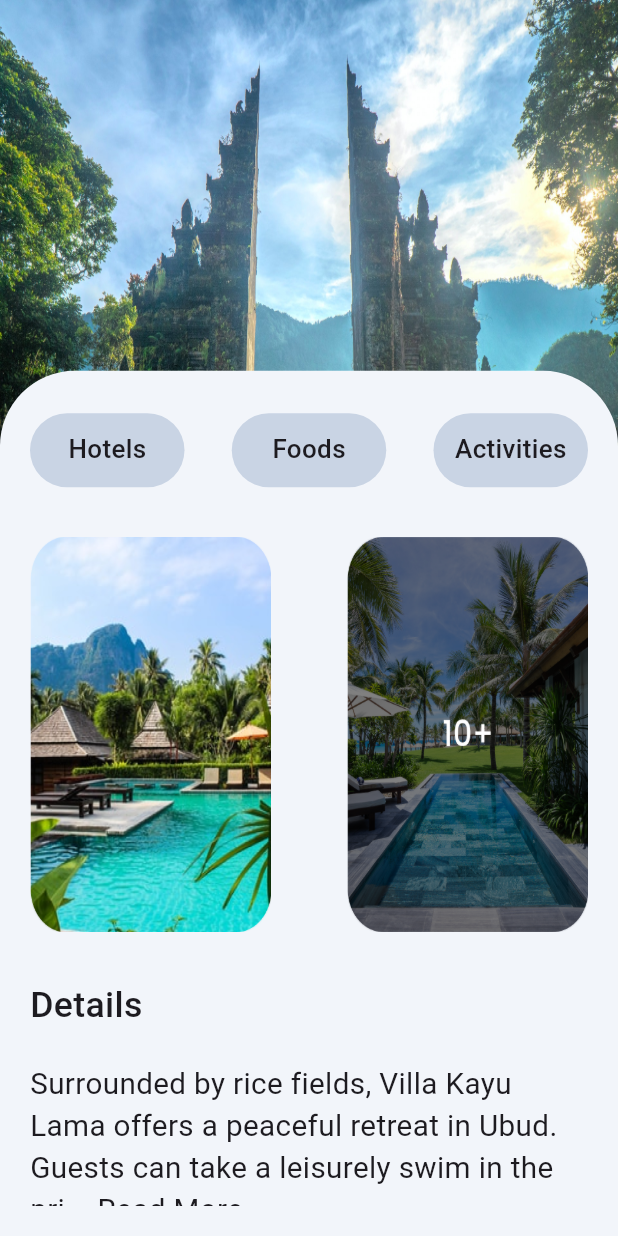
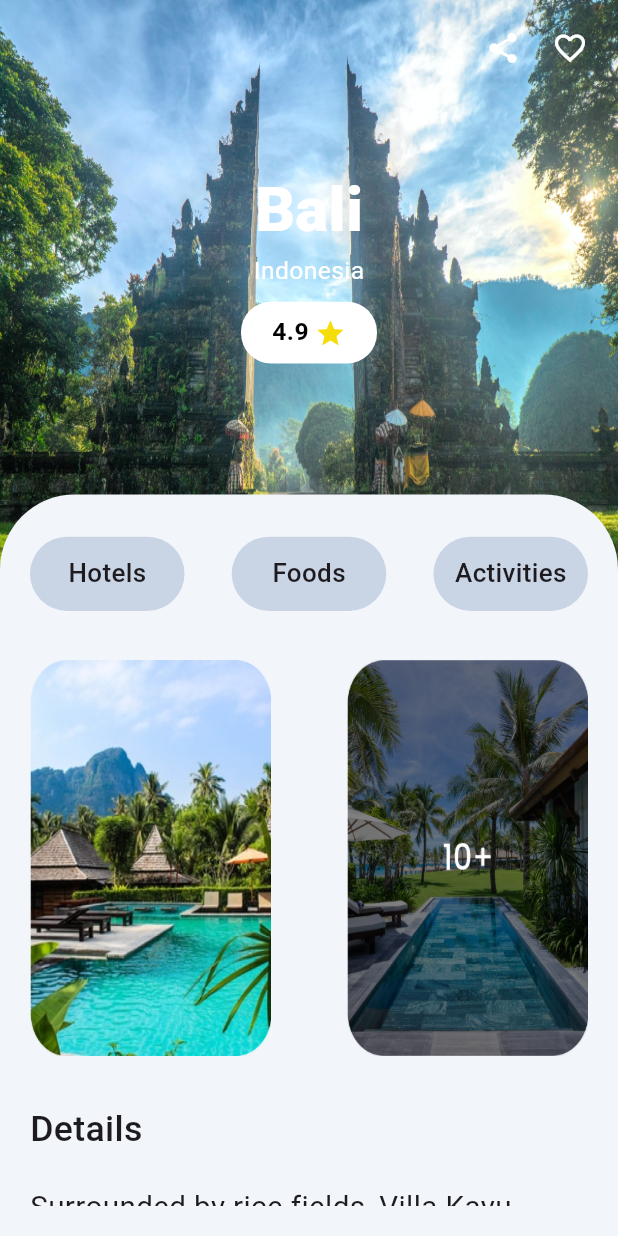
Before and after one commit to Dragorrik/Assignment_06, a Flutter app: the screen it shows after launch, on a phone screen of 412 x 824 dp. Run offline on Flutter 3.47's test engine with Material 3 defaults, Android fonts, the phone set to English and light mode, and no system bars.

Commit message:
UI completed

```diff
--- a/lib/pages/main_page.dart
+++ b/lib/pages/main_page.dart
@@ -16,13 +16,15 @@ class _MainPageState extends State<MainPage> {
   Widget build(BuildContext context) {
     final mqh = MediaQuery.of(context).size.height;
     final mqw = MediaQuery.of(context).size.width;
-    return Scaffold(
+    return SafeArea(
+      child: Scaffold(
         body: SizedBox(
           height: double.infinity,
           width: double.infinity,
           child: Stack(
             children: [
               Container(
+                padding: EdgeInsets.all(20),
                 width: double.infinity,
                 height: mqh * 0.5,
                 decoration: BoxDecoration(
@@ -31,14 +33,73 @@ class _MainPageState extends State<MainPage> {
                     fit: BoxFit.fill,
                   ),
                 ),
+                child: Column(children: [
+                  Row(
+                    mainAxisAlignment: MainAxisAlignment.end,
+                    children: [
+                      Icon(Icons.share, color: Colors.white),
+                      SizedBox(width: mqw * 0.05),
+                      Icon(Icons.favorite_border_outlined, color: Colors.white),
+                    ],
+                  ),
+                  Column(
+                    crossAxisAlignment: CrossAxisAlignment.center,
+                    children: [
+                      SizedBox(
+                        height: mqh * 0.08,
+                      ),
+                      Text('Bali',
+                          style: TextStyle(
+                            color: Colors.white,
+                            fontSize: mqh * 0.05,
+                            fontWeight: FontWeight.w800,
+                          )),
+                      Text('Indonesia',
+                          style: TextStyle(
+                            color: Colors.white,
+                            fontSize: mqh * 0.02,
+                          )),
+                      SizedBox(
+                        height: mqh * 0.01,
+                      ),
+                      Container(
+                        height: mqh * 0.05,
+                        width: mqw * 0.22,
+                        decoration: BoxDecoration(
+                          color: Colors.white,
+                          borderRadius: BorderRadius.circular(20),
+                        ),
+                        child: Row(
+                          mainAxisAlignment: MainAxisAlignment.center,
+                          children: [
+                            Text(
+                              '4.9',
+                              style: TextStyle(
+                                color: Colors.black,
+                                fontWeight: FontWeight.bold,
+                                fontSize: mqh * 0.02,
+                              ),
+                            ),
+                            SizedBox(width: mqw * 0.01),
+                            Icon(
+                              Icons.star,
+                              size: mqh * 0.025,
+                              color: const Color.fromARGB(255, 245, 221, 10),
+                            ),
+                          ],
+                        ),
+                      ),
+                    ],
+                  )
+                ]),
               ),
               Positioned(
-              top: mqh * 0.3,
+                top: mqh * 0.4,
                 left: 0,
                 right: 0,
                 child: Container(
                   width: double.infinity,
-                height: mqh * 0.7,
+                  height: mqh * 0.6,
                   decoration: BoxDecoration(
                     color: Color(0XFFF2F5FA),
                     borderRadius: BorderRadius.only(
@@ -54,10 +115,10 @@ class _MainPageState extends State<MainPage> {
                         Row(
                             mainAxisAlignment: MainAxisAlignment.spaceBetween,
                             children: [
-                            ServiceWidget()
-                                .serviceNames('Hotels', mqh * 0.06, mqw * 0.25),
-                            ServiceWidget()
-                                .serviceNames('Foods', mqh * 0.06, mqw * 0.25),
+                              ServiceWidget().serviceNames(
+                                  'Hotels', mqh * 0.06, mqw * 0.25),
+                              ServiceWidget().serviceNames(
+                                  'Foods', mqh * 0.06, mqw * 0.25),
                               ServiceWidget().serviceNames(
                                   'Activities', mqh * 0.06, mqw * 0.25),
                             ]),
@@ -70,7 +131,9 @@ class _MainPageState extends State<MainPage> {
                           details,
                         ),
                         SizedBox(height: mqh * 0.07),
-                      Container(
+                        InkWell(
+                          onTap: () {},
+                          child: Container(
                             padding: EdgeInsets.symmetric(horizontal: 10),
                             height: mqh * 0.07,
                             width: mqw * 0.4,
@@ -95,6 +158,7 @@ class _MainPageState extends State<MainPage> {
                                 ),
                               ],
                             ),
+                          ),
                         )
                       ]),
                     ),
@@ -104,6 +168,7 @@ class _MainPageState extends State<MainPage> {
             ],
           ),
         ),
+      ),
     );
   }
 }
```
Lines whose indentation alone changed are shown as unchanged.
